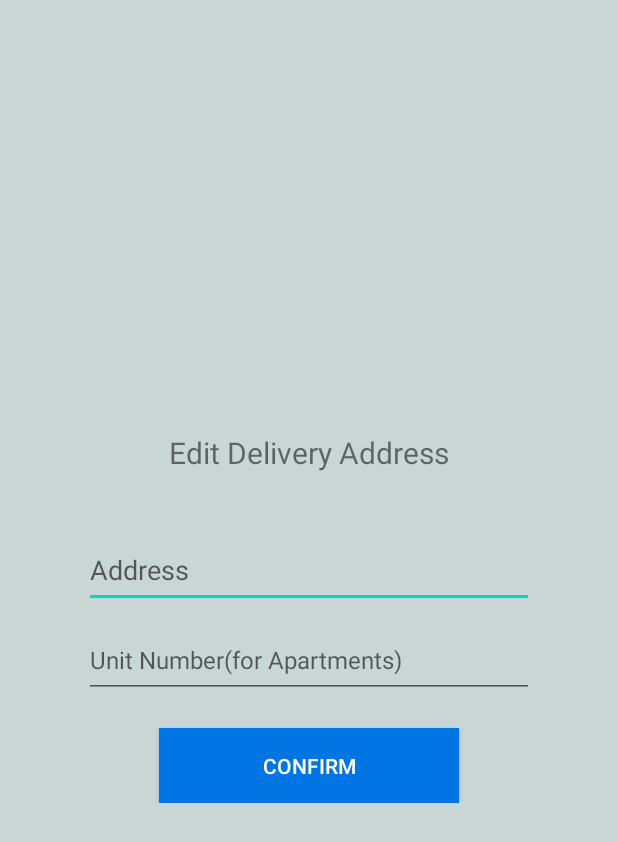
After one commit to strydhr/pasarclient, an Android app: the layout popup_edit_address.xml on its own in the app's theme, with its tools: preview values and no code run, on a phone screen of 412 x 824 dp. The commit adds this screen. Shown: the top 842 px of the screen. Run offline under Robolectric (Android 15) with nearby library versions, the phone set to English and light mode, and no system bars.

```diff
--- a/app/src/main/AndroidManifest.xml
+++ b/app/src/main/AndroidManifest.xml
@@ -44,6 +44,12 @@
             android:name=".Controller.Fragments.View.PopupLodgeComplaint"
             android:theme="@style/AppTheme.CustomTheme" />
         <activity
+            android:name=".Controller.Fragments.View.PopupEditAddress"
+            android:theme="@style/AppTheme.CustomTheme" />
+        <activity
+            android:name=".Controller.Fragments.View.PopupEditPhone"
+            android:theme="@style/AppTheme.CustomTheme" />
+        <activity
             android:name=".Controller.Fragments.View.PopupAddProduct"
             android:theme="@style/AppTheme.NoActionBar" />
 
--- a/app/src/main/java/com/strydhr/thepasar/Adapters/ProfileAdapter.kt
+++ b/app/src/main/java/com/strydhr/thepasar/Adapters/ProfileAdapter.kt
@@ -82,7 +82,7 @@ class ProfileAdapter(val profile: User, val itemClick:(String)->Unit): RecyclerV
             THIRD_ITEM ->{
                 holder.bindmobile(profile)
                 holder.icon.setOnClickListener {
-                    itemClick("EDIT")
+                    itemClick("EDITPHONE")
                 }
             }
             FOURTH_ITEM ->{
--- /dev/null
+++ b/app/src/main/res/layout/popup_edit_address.xml
@@ -0,0 +1,55 @@
+<?xml version="1.0" encoding="utf-8"?>
+<RelativeLayout xmlns:android="http://schemas.android.com/apk/res/android"
+    android:layout_width="match_parent"
+    android:layout_height="match_parent"
+    android:padding="30dp"
+    android:background="#CAD5D6">
+
+    <RelativeLayout
+        android:layout_width="wrap_content"
+        android:layout_height="wrap_content"
+        android:padding="15dp"
+        android:layout_centerInParent="true">
+
+
+
+
+        <TextView
+            android:id="@+id/edit_address"
+            android:layout_width="wrap_content"
+            android:layout_height="wrap_content"
+            android:layout_centerHorizontal="true"
+            android:text="Edit Delivery Address"
+            android:textSize="20dp"/>
+
+        <EditText
+            android:id="@+id/edit_address_tf"
+            android:layout_width="300dp"
+            android:layout_height="50dp"
+            android:layout_below="@id/edit_address"
+            android:hint="Address"
+            android:maxLines="1"
+            android:layout_marginTop="40dp"/>
+
+        <EditText
+            android:id="@+id/edit_unitnumber_tf"
+            android:layout_width="300dp"
+            android:layout_height="50dp"
+            android:layout_below="@id/edit_address_tf"
+            android:hint="@string/unithint"
+            android:layout_marginTop="10dp"/>
+        <Button
+            android:id="@+id/edit_confirmBtn"
+            android:layout_width="200dp"
+            android:layout_height="50dp"
+            android:layout_below="@id/edit_unitnumber_tf"
+            android:layout_centerHorizontal="true"
+            android:layout_marginTop="20dp"
+            android:text="Confirm"
+            android:textColor="@color/white"
+            android:background="@color/blueBtn"/>
+
+    </RelativeLayout>
+
+
+</RelativeLayout>
--- a/app/src/main/res/values/strings.xml
+++ b/app/src/main/res/values/strings.xml
@@ -11,4 +11,6 @@
         <item>15 km</item>
         <item>30 Km</item>
     </string-array>
+
+    <string name="unithint"><font size="16">Unit Number(for Apartments)</font></string>
 </resources>
```
Also changed, not shown: app/src/main/java/com/strydhr/thepasar/Controller/Fragments/Profile.kt (+14 -30 lines), app/src/main/java/com/strydhr/thepasar/Controller/Fragments/View/PopupEditAddress.kt (added, +130 -0 lines), app/src/main/java/com/strydhr/thepasar/Controller/Fragments/View/PopupEditPhone.kt (added, +53 -0 lines), app/src/main/java/com/strydhr/thepasar/Services/AuthServices.kt (+17 -0 lines), app/src/main/res/layout/popup_edit_phone.xml (added, +49 -0 lines).
